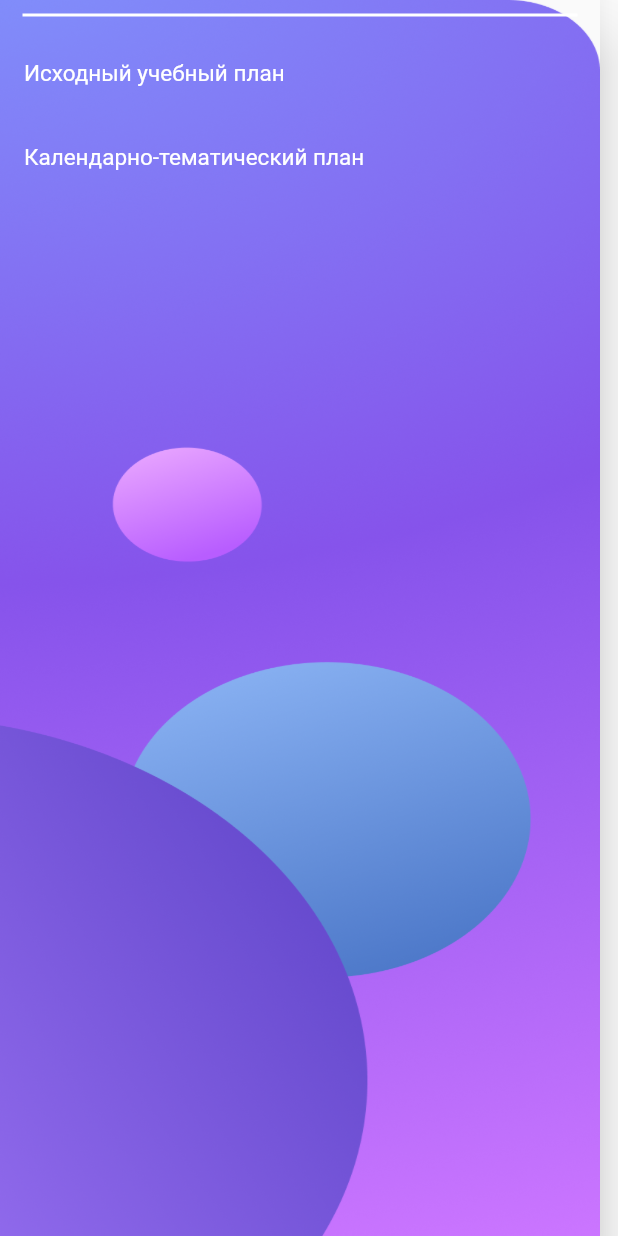
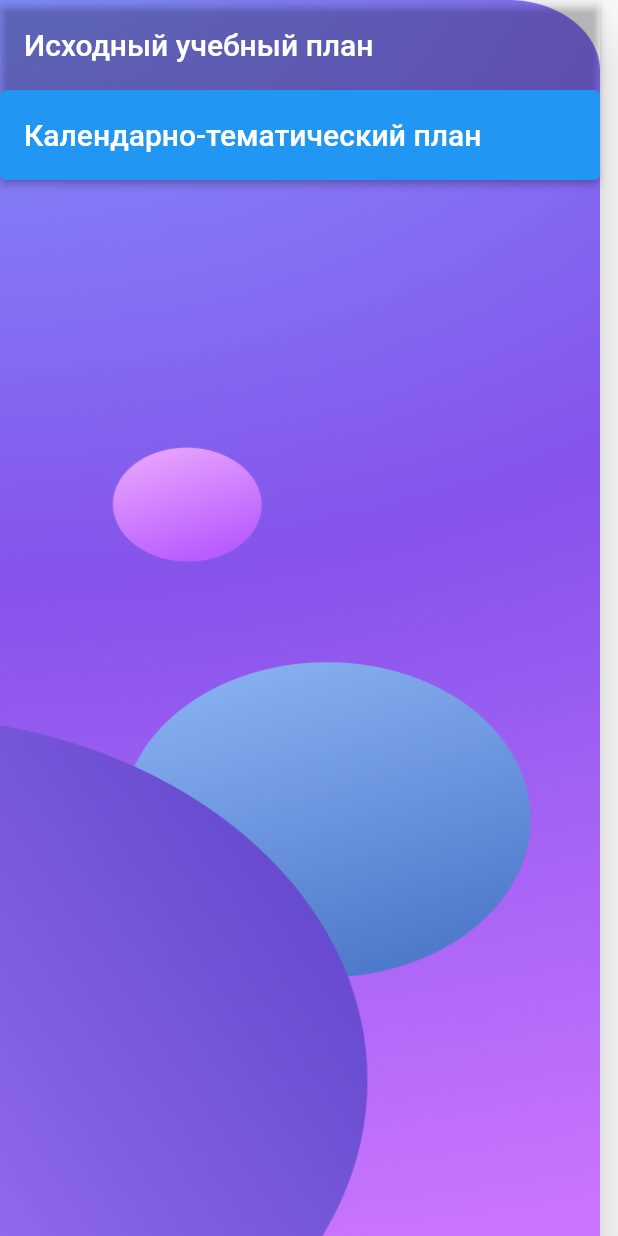
Before and after one commit to Nekori228/Schedule, a Flutter app: the MainDrawer widget shown alone on an empty page, opened directly, on a phone screen of 412 x 824 dp. Run offline on Flutter 3.47's test engine with Material 2 defaults, Android fonts, the phone set to English and light mode, and no system bars.

Commit message:
Add buttons in appbar

```diff
--- a/lib/main.dart
+++ b/lib/main.dart
@@ -16,23 +16,25 @@ class MyApp extends StatelessWidget {
         backgroundColor: Colors.white,
         drawer: MainDrawer(),
         appBar: AppBar(
-          title: SizedBox(
-            width: 300,
-              child: DropdownButton()),
+          title: SizedBox(width: 300, child: DropdownButton()),
           toolbarHeight: 120,
           backgroundColor: Color(0xFF6F5DD9),
           actions: <Widget>[
             Padding(
               padding: const EdgeInsets.all(20),
-              child: IconButton(
-                onPressed: () {},
-                icon: Icon(
+              child: GestureDetector(
+                onTap: () {},
+                child: Icon(
                   Icons.add,
                   size: 40,
                 ),
               ),
             ),
-            IconButton(onPressed: () {}, icon: Icon(Icons.download, size: 40)),
+            Padding(
+              padding: const EdgeInsets.all(20),
+              child: GestureDetector(
+                  onTap: () {}, child: Icon(Icons.download, size: 40)),
+            ),
           ],
         ),
       ),
--- a/lib/widgets/drawer.dart
+++ b/lib/widgets/drawer.dart
@@ -22,23 +22,47 @@ class _MainDrawerState extends State<MainDrawer> {
         ),
         child: Column(
           children: [
-            Padding(
-              padding: const EdgeInsets.all(10),
-              child: Divider(
-                color: Colors.white,
-                height: 1,
-                thickness: 2,
-                indent: 5,
-                endIndent: 5,
+            SizedBox(
+              width: double.infinity,
+              height: 60,
+              child: ElevatedButton(
+                style: ElevatedButton.styleFrom(
+                  backgroundColor: Colors.white.withOpacity(0)
+                ),
+                onPressed: () {},
+                child: Align(
+                  alignment: Alignment.centerLeft,
+                  child: Text(
+                    "Исходный учебный план",
+                    style:
+                    TextStyle(color: Colors.white, fontSize: 20),
+                  ),
+                ),
               ),
             ),
-            ListTile(
-              title: Text("Исходный учебный план",
-                  style: TextStyle(color: Colors.white, fontSize: 15)),
-            ),
-            ListTile(
-              title: Text("Календарно-тематический план",
-                  style: TextStyle(color: Colors.white, fontSize: 15)),
+            SizedBox(
+              width: double.infinity,
+              height: 60,
+              child: ElevatedButton(
+                style: ButtonStyle(
+                  overlayColor: MaterialStateProperty.resolveWith<Color?>(
+                        (Set<MaterialState> states) {
+                      if (states.contains(MaterialState.pressed))
+                        return Colors.white.withOpacity(0); //<-- SEE HERE
+                      return Colors.white.withOpacity(0); // Defer to the widget's default.
+                    },
+                  ),
+                ),
+                onPressed: () {},
+                child: Align(
+                  alignment: Alignment.centerLeft,
+                  child: Text(
+                    "Календарно-тематический план",
+                    style:
+                    TextStyle(color: Colors.white, fontSize: 20),
+                  ),
+                ),
+              ),
             ),
           ],
         ),
```
